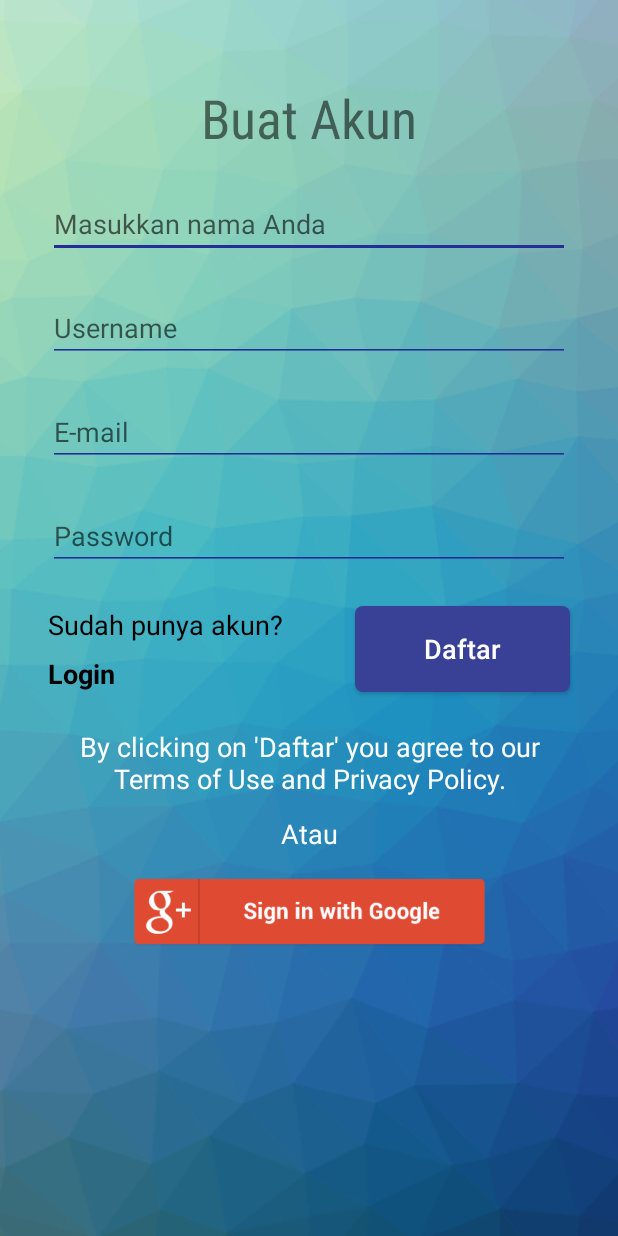
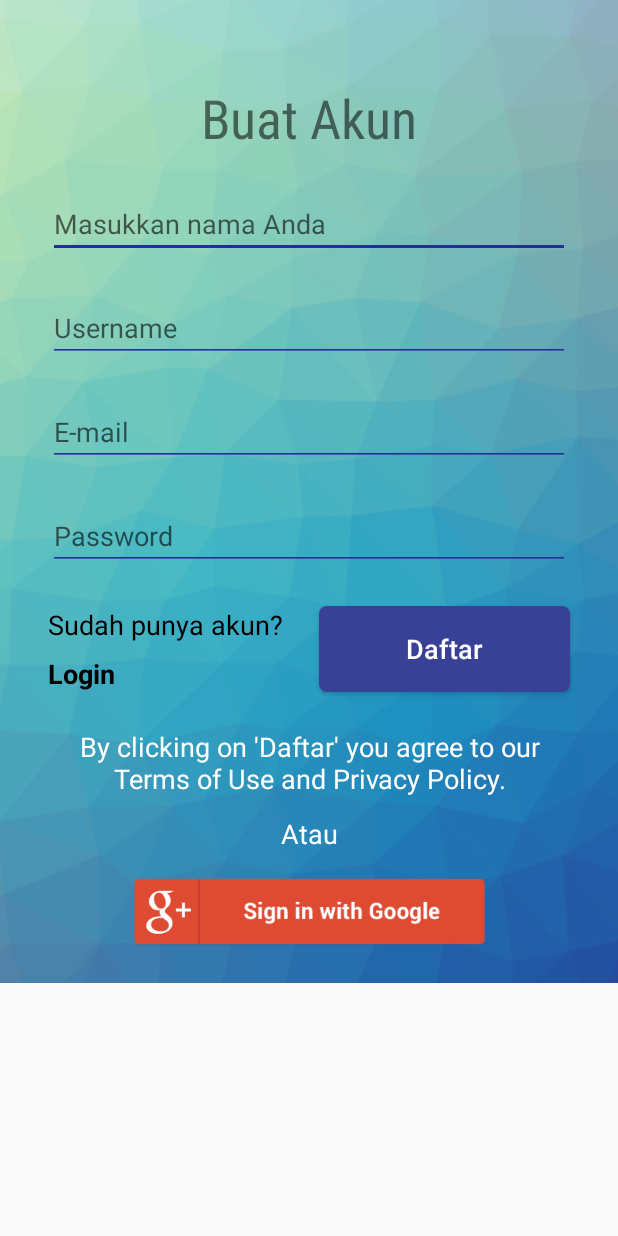
Before and after one commit to Muammarbanana/fotografi, an Android app: the register screen opened directly, with no data from a screen before it, on a phone screen of 412 x 824 dp. Run offline under Robolectric (Android 15) with nearby library versions, the light colour scheme and no system bars.

Commit message:
connect login and register page, scrollable page

```diff
--- a/app/src/main/AndroidManifest.xml
+++ b/app/src/main/AndroidManifest.xml
@@ -11,8 +11,7 @@
         android:theme="@style/AppTheme">
         <activity android:name=".register"></activity>
         <activity
-            android:name=".MainActivity"
-            android:screenOrientation="portrait">
+            android:name=".MainActivity">
             <intent-filter>
                 <action android:name="android.intent.action.MAIN" />
 
--- a/app/src/main/res/layout/activity_register.xml
+++ b/app/src/main/res/layout/activity_register.xml
@@ -1,11 +1,15 @@
 <?xml version="1.0" encoding="utf-8"?>
-<android.support.constraint.ConstraintLayout xmlns:android="http://schemas.android.com/apk/res/android"
+<android.support.v4.widget.NestedScrollView xmlns:android="http://schemas.android.com/apk/res/android"
     xmlns:app="http://schemas.android.com/apk/res-auto"
     xmlns:tools="http://schemas.android.com/tools"
     android:layout_width="match_parent"
     android:layout_height="match_parent"
-    android:background="@drawable/background_login"
     tools:context=".register">
+
+    <android.support.constraint.ConstraintLayout
+        android:layout_width="match_parent"
+        android:layout_height="match_parent"
+        android:background="@drawable/background_login">
 
         <TextView
             android:id="@+id/buat_akun"
@@ -33,6 +37,7 @@
             android:layout_marginTop="24dp"
             android:layout_marginEnd="32dp"
             android:layout_marginRight="32dp"
+            android:autofillHints=""
             android:ems="10"
             android:hint="@string/masukkan_nama_anda"
             android:inputType="textPersonName"
@@ -42,7 +47,7 @@
             app:layout_constraintEnd_toEndOf="parent"
             app:layout_constraintStart_toStartOf="parent"
             app:layout_constraintTop_toBottomOf="@+id/buat_akun"
-        android:autofillHints="" tools:targetApi="o" />
+            tools:targetApi="o" />
 
         <EditText
             android:id="@+id/et_username"
@@ -53,6 +58,7 @@
             android:layout_marginTop="24dp"
             android:layout_marginEnd="32dp"
             android:layout_marginRight="32dp"
+            android:autofillHints=""
             android:ems="10"
             android:hint="@string/username"
             android:inputType="textPersonName"
@@ -62,7 +68,7 @@
             app:layout_constraintEnd_toEndOf="parent"
             app:layout_constraintStart_toStartOf="parent"
             app:layout_constraintTop_toBottomOf="@+id/et_nama"
-        android:autofillHints="" tools:targetApi="o" />
+            tools:targetApi="o" />
 
         <EditText
             android:id="@+id/editText3"
@@ -73,6 +79,7 @@
             android:layout_marginTop="24dp"
             android:layout_marginEnd="32dp"
             android:layout_marginRight="32dp"
+            android:autofillHints=""
             android:ems="10"
             android:hint="@string/e_mail"
             android:inputType="textEmailAddress"
@@ -82,7 +89,7 @@
             app:layout_constraintEnd_toEndOf="parent"
             app:layout_constraintStart_toStartOf="parent"
             app:layout_constraintTop_toBottomOf="@+id/et_username"
-        android:autofillHints="" tools:targetApi="o" />
+            tools:targetApi="o" />
 
         <EditText
             android:id="@+id/et_password"
@@ -93,16 +100,17 @@
             android:layout_marginTop="24dp"
             android:layout_marginEnd="32dp"
             android:layout_marginRight="32dp"
+            android:autofillHints=""
             android:ems="10"
+            android:hint="@string/password"
             android:inputType="textPassword"
-        android:hint="@string/password"
             android:textCursorDrawable="@drawable/color_cursor"
             android:typeface="sans"
             app:backgroundTint="#242e96"
             app:layout_constraintEnd_toEndOf="parent"
             app:layout_constraintStart_toStartOf="parent"
             app:layout_constraintTop_toBottomOf="@+id/editText3"
-        android:autofillHints="" tools:targetApi="o" />
+            tools:targetApi="o" />
 
         <TextView
             android:id="@+id/sudah_punya"
@@ -124,6 +132,7 @@
             android:layout_marginStart="32dp"
             android:layout_marginLeft="32dp"
             android:layout_marginTop="8dp"
+            android:onClick="tologinpage"
             android:text="@string/login"
             android:textColor="@android:color/black"
             android:textSize="18sp"
@@ -133,8 +142,10 @@
 
         <Button
             android:id="@+id/button"
-        android:layout_width="143dp"
+            android:layout_width="0dp"
             android:layout_height="0dp"
+            android:layout_marginStart="24dp"
+            android:layout_marginLeft="24dp"
             android:layout_marginEnd="32dp"
             android:layout_marginRight="32dp"
             android:background="@drawable/rounded_button"
@@ -144,6 +155,8 @@
             android:textSize="18sp"
             app:layout_constraintBottom_toBottomOf="@+id/tx_login"
             app:layout_constraintEnd_toEndOf="parent"
+            app:layout_constraintHorizontal_bias="1.0"
+            app:layout_constraintStart_toEndOf="@+id/sudah_punya"
             app:layout_constraintTop_toTopOf="@+id/sudah_punya" />
 
         <TextView
@@ -181,17 +194,21 @@
             app:layout_constraintTop_toBottomOf="@+id/tx_tos" />
 
         <ImageButton
-        android:id="@+id/imageButton"
+            android:id="@+id/login_google"
             android:layout_width="243dp"
             android:layout_height="79dp"
             android:layout_marginStart="8dp"
             android:layout_marginLeft="8dp"
             android:layout_marginEnd="8dp"
             android:layout_marginRight="8dp"
+            android:layout_marginBottom="8dp"
             android:background="#0000"
             android:scaleType="fitCenter"
+            app:layout_constraintBottom_toBottomOf="parent"
             app:layout_constraintEnd_toEndOf="parent"
             app:layout_constraintStart_toStartOf="parent"
             app:layout_constraintTop_toBottomOf="@+id/tx_atau"
+            app:layout_constraintVertical_bias="0.0"
             app:srcCompat="@drawable/sign_in_with_google" />
     </android.support.constraint.ConstraintLayout>
+</android.support.v4.widget.NestedScrollView>
--- a/app/src/main/res/values/strings.xml
+++ b/app/src/main/res/values/strings.xml
@@ -7,7 +7,6 @@
     <string name="tidak_punya_akun">Tidak Punya Akun?</string>
     <string name="buat_akun">Buat Akun</string>
     <string name="lupa_kata_sandi">Lupa kata sandi?</string>
-    <string name="buat_akun">Buat Akun</string>
     <string name="masukkan_nama_anda">Masukkan nama Anda</string>
     <string name="e_mail">E-mail</string>
     <string name="sudah_punya_akun">Sudah punya akun?</string>
```
Also changed, not shown: app/src/main/java/com/example/fotografi/MainActivity.java (+8 -0 lines), app/src/main/java/com/example/fotografi/register.java (+7 -0 lines), app/src/main/res/layout/activity_main.xml (+8 -3 lines). Lines whose indentation alone changed are shown as unchanged.
